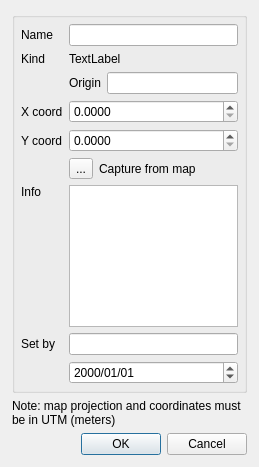
The window that fdt_pindlg.ui (ArthurLion97/fossildigtools) describes before a commit, drawn with Qt 5.
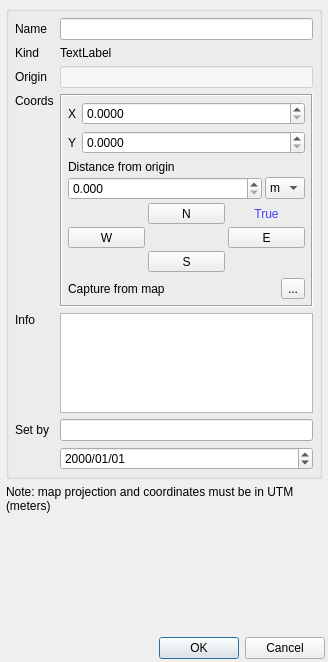
The same window after the commit. Icons and pictures are not drawn.

Commit message: Update pin dialog; add from origin distance (unfinished)

What changed in the file:
```diff
--- a/fdt_pindlg.ui
+++ b/fdt_pindlg.ui
@@ -6,16 +6,43 @@
    <rect>
     <x>0</x>
     <y>0</y>
-    <width>259</width>
-    <height>467</height>
+    <width>328</width>
+    <height>662</height>
    </rect>
   </property>
+  <property name="minimumSize">
+   <size>
+    <width>280</width>
+    <height>0</height>
+   </size>
+  </property>
   <property name="windowTitle">
    <string>Location Pin</string>
   </property>
   <layout class="QVBoxLayout" name="verticalLayout">
    <property name="margin">
-    <number>12</number>
+    <number>3</number>
+   </property>
+   <item>
+    <widget class="QScrollArea" name="scrollArea">
+     <property name="frameShape">
+      <enum>QFrame::NoFrame</enum>
+     </property>
+     <property name="widgetResizable">
+      <bool>true</bool>
+     </property>
+     <widget class="QWidget" name="scrollAreaWidgetContents">
+      <property name="geometry">
+       <rect>
+        <x>0</x>
+        <y>0</y>
+        <width>316</width>
+        <height>611</height>
+       </rect>
+      </property>
+      <layout class="QVBoxLayout" name="verticalLayout_3">
+       <property name="margin">
+        <number>3</number>
    </property>
    <item>
     <widget class="QGroupBox" name="addPinGroupBox">
@@ -30,6 +57,20 @@
         </property>
        </widget>
       </item>
+          <item row="8" column="1">
+           <widget class="QLineEdit" name="pinSetByLineEdit"/>
+          </item>
+          <item row="1" column="1">
+           <layout class="QHBoxLayout" name="horizontalLayout_4">
+            <item>
+             <widget class="QLabel" name="pinKindLabel">
+              <property name="text">
+               <string>TextLabel</string>
+              </property>
+             </widget>
+            </item>
+           </layout>
+          </item>
       <item row="8" column="0">
        <widget class="QLabel" name="label_7">
         <property name="text">
@@ -37,13 +78,6 @@
         </property>
        </widget>
       </item>
-      <item row="0" column="0">
-       <widget class="QLabel" name="label_6">
-        <property name="text">
-         <string>Name</string>
-        </property>
-       </widget>
-      </item>
       <item row="7" column="0">
        <widget class="QLabel" name="label_5">
         <property name="text">
@@ -54,18 +88,17 @@
         </property>
        </widget>
       </item>
-      <item row="1" column="1">
-       <layout class="QHBoxLayout" name="horizontalLayout_4">
-        <item>
-         <widget class="QLabel" name="pinKindLabel">
+          <item row="0" column="0">
+           <widget class="QLabel" name="label_6">
           <property name="text">
-           <string>TextLabel</string>
+             <string>Name</string>
           </property>
          </widget>
         </item>
-       </layout>
-      </item>
-      <item row="3" column="0">
+          <item row="0" column="1">
+           <widget class="QLineEdit" name="pinNameLineEdit"/>
+          </item>
+          <item row="4" column="0">
        <widget class="QLabel" name="label_3">
         <property name="sizePolicy">
          <sizepolicy hsizetype="Maximum" vsizetype="Preferred">
@@ -74,12 +107,276 @@
          </sizepolicy>
         </property>
         <property name="text">
-         <string>X coord</string>
-        </property>
-       </widget>
-      </item>
-      <item row="5" column="1">
+             <string>Coords</string>
+            </property>
+            <property name="alignment">
+             <set>Qt::AlignLeading|Qt::AlignLeft|Qt::AlignTop</set>
+            </property>
+           </widget>
+          </item>
+          <item row="7" column="1">
+           <widget class="QPlainTextEdit" name="pinInfoTextEdit">
+            <property name="sizePolicy">
+             <sizepolicy hsizetype="Expanding" vsizetype="Expanding">
+              <horstretch>0</horstretch>
+              <verstretch>2</verstretch>
+             </sizepolicy>
+            </property>
+            <property name="maximumSize">
+             <size>
+              <width>16777215</width>
+              <height>100</height>
+             </size>
+            </property>
+            <property name="tabChangesFocus">
+             <bool>true</bool>
+            </property>
+           </widget>
+          </item>
+          <item row="9" column="1">
+           <widget class="QDateEdit" name="pinDateEdit">
+            <property name="displayFormat">
+             <string>yyyy/MM/dd</string>
+            </property>
+           </widget>
+          </item>
+          <item row="4" column="1" rowspan="2">
+           <widget class="QFrame" name="frame">
+            <property name="frameShape">
+             <enum>QFrame::Box</enum>
+            </property>
+            <property name="frameShadow">
+             <enum>QFrame::Sunken</enum>
+            </property>
+            <layout class="QVBoxLayout" name="verticalLayout_2">
+             <property name="margin">
+              <number>6</number>
+             </property>
+             <item>
+              <layout class="QHBoxLayout" name="horizontalLayout">
+               <item>
+                <widget class="QLabel" name="label">
+                 <property name="sizePolicy">
+                  <sizepolicy hsizetype="Maximum" vsizetype="Preferred">
+                   <horstretch>0</horstretch>
+                   <verstretch>0</verstretch>
+                  </sizepolicy>
+                 </property>
+                 <property name="text">
+                  <string>X</string>
+                 </property>
+                </widget>
+               </item>
+               <item>
+                <widget class="QDoubleSpinBox" name="pinXDblSpinBx">
+                 <property name="decimals">
+                  <number>4</number>
+                 </property>
+                 <property name="maximum">
+                  <double>10000000.000000000000000</double>
+                 </property>
+                </widget>
+               </item>
+              </layout>
+             </item>
+             <item>
+              <layout class="QHBoxLayout" name="horizontalLayout_2">
+               <item>
+                <widget class="QLabel" name="label_4">
+                 <property name="sizePolicy">
+                  <sizepolicy hsizetype="Maximum" vsizetype="Preferred">
+                   <horstretch>0</horstretch>
+                   <verstretch>0</verstretch>
+                  </sizepolicy>
+                 </property>
+                 <property name="text">
+                  <string>Y</string>
+                 </property>
+                </widget>
+               </item>
+               <item>
+                <widget class="QDoubleSpinBox" name="pinYDblSpinBx">
+                 <property name="decimals">
+                  <number>4</number>
+                 </property>
+                 <property name="maximum">
+                  <double>10000000.000000000000000</double>
+                 </property>
+                </widget>
+               </item>
+              </layout>
+             </item>
+             <item>
+              <widget class="QFrame" name="fromOriginFrame">
+               <layout class="QGridLayout" name="gridLayout_3">
+                <property name="margin">
+                 <number>0</number>
+                </property>
+                <property name="spacing">
+                 <number>3</number>
+                </property>
+                <item row="1" column="0" colspan="3">
+                 <layout class="QHBoxLayout" name="horizontalLayout_6">
+                  <item>
+                   <widget class="QDoubleSpinBox" name="fromOriginDistDblSpnBx">
+                    <property name="decimals">
+                     <number>3</number>
+                    </property>
+                    <property name="maximum">
+                     <double>999.990000000000009</double>
+                    </property>
+                   </widget>
+                  </item>
+                  <item>
+                   <widget class="QComboBox" name="fromOriginUnitsCmbBx">
+                    <property name="sizePolicy">
+                     <sizepolicy hsizetype="Maximum" vsizetype="Fixed">
+                      <horstretch>0</horstretch>
+                      <verstretch>0</verstretch>
+                     </sizepolicy>
+                    </property>
+                    <item>
+                     <property name="text">
+                      <string>m</string>
+                     </property>
+                    </item>
+                    <item>
+                     <property name="text">
+                      <string>ft</string>
+                     </property>
+                    </item>
+                   </widget>
+                  </item>
+                 </layout>
+                </item>
+                <item row="0" column="0" colspan="3">
+                 <widget class="QLabel" name="label_10">
+                  <property name="text">
+                   <string>Distance from origin</string>
+                  </property>
+                 </widget>
+                </item>
+                <item row="2" column="0" colspan="3">
+                 <layout class="QGridLayout" name="gridLayout_2">
+                  <property name="spacing">
+                   <number>3</number>
+                  </property>
+                  <item row="0" column="1">
+                   <widget class="QToolButton" name="toNBtn">
+                    <property name="sizePolicy">
+                     <sizepolicy hsizetype="Minimum" vsizetype="Fixed">
+                      <horstretch>0</horstretch>
+                      <verstretch>0</verstretch>
+                     </sizepolicy>
+                    </property>
+                    <property name="minimumSize">
+                     <size>
+                      <width>24</width>
+                      <height>0</height>
+                     </size>
+                    </property>
+                    <property name="text">
+                     <string>N</string>
+                    </property>
+                   </widget>
+                  </item>
+                  <item row="1" column="1">
+                   <widget class="QLabel" name="toOriginIconLabel">
+                    <property name="text">
+                     <string/>
+                    </property>
+                    <property name="pixmap">
+                     <pixmap resource="resources.qrc">:/plugins/fossildigtools/icons/origin.svg</pixmap>
+                    </property>
+                    <property name="alignment">
+                     <set>Qt::AlignCenter</set>
+                    </property>
+                   </widget>
+                  </item>
+                  <item row="1" column="2">
+                   <widget class="QToolButton" name="toEBtn">
+                    <property name="sizePolicy">
+                     <sizepolicy hsizetype="Minimum" vsizetype="Fixed">
+                      <horstretch>0</horstretch>
+                      <verstretch>0</verstretch>
+                     </sizepolicy>
+                    </property>
+                    <property name="minimumSize">
+                     <size>
+                      <width>24</width>
+                      <height>0</height>
+                     </size>
+                    </property>
+                    <property name="text">
+                     <string>E</string>
+                    </property>
+                   </widget>
+                  </item>
+                  <item row="1" column="0">
+                   <widget class="QToolButton" name="toWBtn">
+                    <property name="sizePolicy">
+                     <sizepolicy hsizetype="Minimum" vsizetype="Fixed">
+                      <horstretch>0</horstretch>
+                      <verstretch>0</verstretch>
+                     </sizepolicy>
+                    </property>
+                    <property name="minimumSize">
+                     <size>
+                      <width>24</width>
+                      <height>0</height>
+                     </size>
+                    </property>
+                    <property name="text">
+                     <string>W</string>
+                    </property>
+                   </widget>
+                  </item>
+                  <item row="2" column="1">
+                   <widget class="QToolButton" name="toSBtn">
+                    <property name="sizePolicy">
+                     <sizepolicy hsizetype="Minimum" vsizetype="Fixed">
+                      <horstretch>0</horstretch>
+                      <verstretch>0</verstretch>
+                     </sizepolicy>
+                    </property>
+                    <property name="minimumSize">
+                     <size>
+                      <width>24</width>
+                      <height>0</height>
+                     </size>
+                    </property>
+                    <property name="text">
+                     <string>S</string>
+                    </property>
+                   </widget>
+                  </item>
+                  <item row="0" column="2">
+                   <widget class="QLabel" name="label_11">
+                    <property name="styleSheet">
+                     <string notr="true">color: rgb(66, 67, 253);</string>
+                    </property>
+                    <property name="text">
+                     <string>True</string>
+                    </property>
+                    <property name="alignment">
+                     <set>Qt::AlignCenter</set>
+                    </property>
+                   </widget>
+                  </item>
+                 </layout>
+                </item>
+               </layout>
+              </widget>
+             </item>
+             <item>
        <layout class="QHBoxLayout" name="horizontalLayout_3">
+               <item>
+                <widget class="QLabel" name="label_9">
+                 <property name="text">
+                  <string>Capture from map</string>
+                 </property>
+                </widget>
+               </item>
         <item>
          <widget class="QToolButton" name="capturePinBtn">
           <property name="maximumSize">
@@ -106,96 +403,27 @@
           </property>
          </widget>
         </item>
-        <item>
-         <widget class="QLabel" name="label_9">
-          <property name="text">
-           <string>Capture from map</string>
-          </property>
-         </widget>
-        </item>
-       </layout>
-      </item>
-      <item row="3" column="1">
-       <layout class="QHBoxLayout" name="horizontalLayout">
-        <item>
-         <widget class="QDoubleSpinBox" name="pinXDblSpinBx">
-          <property name="decimals">
-           <number>4</number>
-          </property>
-          <property name="maximum">
-           <double>10000000.000000000000000</double>
-          </property>
-         </widget>
-        </item>
-       </layout>
-      </item>
-      <item row="4" column="1">
-       <layout class="QHBoxLayout" name="horizontalLayout_2">
-        <item>
-         <widget class="QDoubleSpinBox" name="pinYDblSpinBx">
-          <property name="decimals">
-           <number>4</number>
-          </property>
-          <property name="maximum">
-           <double>10000000.000000000000000</double>
-          </property>
-         </widget>
-        </item>
-       </layout>
-      </item>
-      <item row="8" column="1">
-       <widget class="QLineEdit" name="pinSetByLineEdit"/>
-      </item>
-      <item row="0" column="1">
-       <widget class="QLineEdit" name="pinNameLineEdit"/>
-      </item>
-      <item row="4" column="0">
-       <widget class="QLabel" name="label_4">
-        <property name="sizePolicy">
-         <sizepolicy hsizetype="Maximum" vsizetype="Preferred">
-          <horstretch>0</horstretch>
-          <verstretch>0</verstretch>
-         </sizepolicy>
-        </property>
-        <property name="text">
-         <string>Y coord</string>
-        </property>
-       </widget>
-      </item>
-      <item row="7" column="1">
-       <widget class="QPlainTextEdit" name="pinInfoTextEdit">
-        <property name="sizePolicy">
-         <sizepolicy hsizetype="Expanding" vsizetype="Expanding">
-          <horstretch>0</horstretch>
-          <verstretch>2</verstretch>
-         </sizepolicy>
-        </property>
-        <property name="tabChangesFocus">
-         <bool>true</bool>
-        </property>
-       </widget>
-      </item>
-      <item row="2" column="1">
-       <widget class="QFrame" name="pinOriginFrame">
-        <property name="frameShape">
-         <enum>QFrame::NoFrame</enum>
-        </property>
-        <property name="frameShadow">
-         <enum>QFrame::Raised</enum>
-        </property>
-        <layout class="QHBoxLayout" name="horizontalLayout_5">
-         <property name="margin">
-          <number>0</number>
-         </property>
-         <item>
-          <widget class="QLabel" name="label_13">
+              </layout>
+             </item>
+            </layout>
+            <zorder></zorder>
+            <zorder></zorder>
+            <zorder>fromOriginFrame</zorder>
+            <zorder></zorder>
+           </widget>
+          </item>
+          <item row="2" column="0">
+           <widget class="QLabel" name="pinOriginLabel">
            <property name="text">
             <string>Origin</string>
            </property>
           </widget>
          </item>
-         <item>
+          <item row="2" column="1">
           <widget class="QLineEdit" name="pinOriginLineEdit">
+            <property name="styleSheet">
+             <string notr="true">QLineEdit {background-color: rgba(255, 255, 255, 128);}</string>
+            </property>
            <property name="readOnly">
             <bool>true</bool>
            </property>
@@ -204,16 +432,6 @@
         </layout>
        </widget>
       </item>
-      <item row="9" column="1">
-       <widget class="QDateEdit" name="pinDateEdit">
-        <property name="displayFormat">
-         <string>yyyy/MM/dd</string>
-        </property>
-       </widget>
-      </item>
-     </layout>
-    </widget>
-   </item>
    <item>
     <widget class="QLabel" name="label_2">
      <property name="sizePolicy">
@@ -234,6 +452,23 @@
     </widget>
    </item>
    <item>
+        <spacer name="verticalSpacer">
+         <property name="orientation">
+          <enum>Qt::Vertical</enum>
+         </property>
+         <property name="sizeHint" stdset="0">
+          <size>
+           <width>20</width>
+           <height>0</height>
+          </size>
+         </property>
+        </spacer>
+       </item>
+      </layout>
+     </widget>
+    </widget>
+   </item>
+   <item>
     <widget class="QDialogButtonBox" name="buttonBox">
      <property name="orientation">
       <enum>Qt::Horizontal</enum>
```
Left out of the diff: 2 changed lines with no effect on the pictures. Lines whose indentation alone changed are shown as unchanged. The commit also changes 4 other files.
